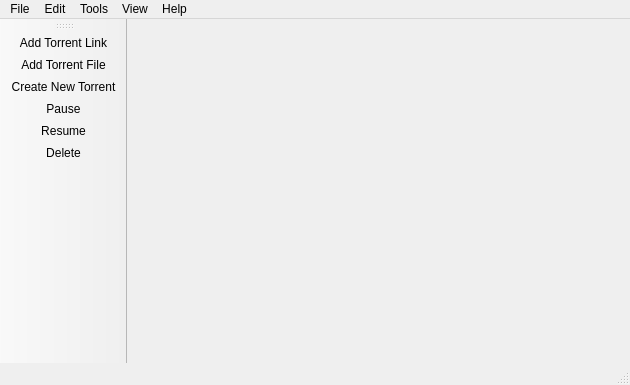
First picture: the form in src/ui/mainwindow.ui, repository teraGL/cryptoBT, before the edit.
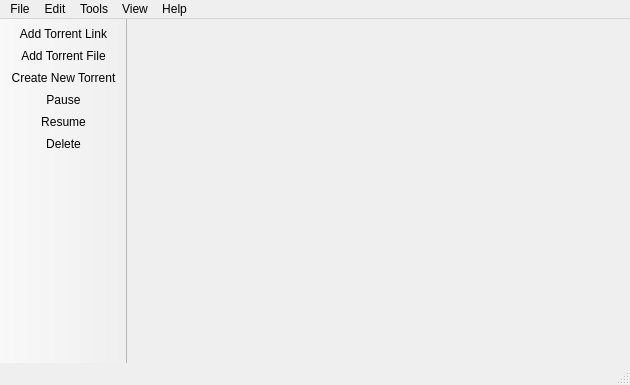
Second picture: the form after the edit. Icons and pictures are not drawn.

Commit message: Not movable and not floatable toolbar

The edit to the form file:
```diff
--- a/src/ui/mainwindow.ui
+++ b/src/ui/mainwindow.ui
@@ -108,11 +108,17 @@
    <addaction name="menuHelp"/>
   </widget>
   <widget class="QToolBar" name="toolBar">
+   <property name="movable">
+    <bool>false</bool>
+   </property>
+   <property name="floatable">
+    <bool>false</bool>
+   </property>
    <attribute name="toolBarArea">
     <enum>LeftToolBarArea</enum>
    </attribute>
    <attribute name="toolBarBreak">
-    <bool>true</bool>
+    <bool>false</bool>
    </attribute>
    <addaction name="actionAddTorrentLink"/>
    <addaction name="actionAddTorrentFile"/>
```
Left out of the diff: 3 changed lines with no effect on the pictures. The commit also changes 1 other file.
